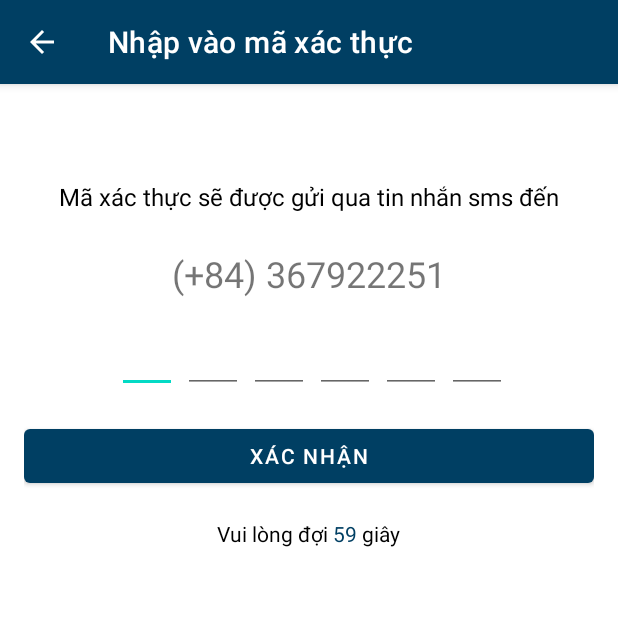
After one commit to rkhang7/stream-app-mobile, an Android app: the VerifyActivity screen opened directly, with no data from a screen before it, on a phone screen of 412 x 824 dp, the top half of it. The commit adds this screen. Run offline under Robolectric (Android 15) with nearby library versions, the phone set to English and light mode, and no system bars; Roboto replaces fonts that are not available here.

Commit message:
complete UI register with phone number

```diff
--- a/app/src/main/AndroidManifest.xml
+++ b/app/src/main/AndroidManifest.xml
@@ -10,9 +10,12 @@
         android:supportsRtl="true"
         android:theme="@style/Theme.Stream">
         <activity
+            android:name=".activity.VerifyActivity"
+            android:exported="true" />
+        <activity
             android:name=".activity.RegisterPhoneNumberActivity"
             android:exported="true"
-            android:parentActivityName=".activity.RegisterActivity"/>
+            android:parentActivityName=".activity.RegisterActivity" />
         <activity
             android:name=".activity.RegisterEmailActivity"
             android:exported="true" />
--- a/app/src/main/java/com/iuh/stream/activity/RegisterPhoneNumberActivity.java
+++ b/app/src/main/java/com/iuh/stream/activity/RegisterPhoneNumberActivity.java
@@ -3,25 +3,49 @@ package com.iuh.stream.activity;
 import androidx.appcompat.app.AppCompatActivity;
 import androidx.appcompat.widget.Toolbar;
 
+import android.content.Intent;
 import android.os.Bundle;
+import android.view.View;
+import android.widget.Button;
+import android.widget.EditText;
 
+import com.google.android.material.textfield.TextInputLayout;
 import com.iuh.stream.R;
 
 public class RegisterPhoneNumberActivity extends AppCompatActivity {
     // views
-    private Toolbar toolbar;
+    private Button nextBtn;
+    private EditText phoneNumberEt;
+    private TextInputLayout phoneNumberInput;
     @Override
     protected void onCreate(Bundle savedInstanceState) {
         super.onCreate(savedInstanceState);
         setContentView(R.layout.activity_register_phone_number);
 
         addControls();
+        addEvents();
+    }
+
+    private void addEvents() {
+        nextBtn.setOnClickListener(new View.OnClickListener() {
+            @Override
+            public void onClick(View view) {
+                // start verify activity
+                startActivity(new Intent(RegisterPhoneNumberActivity.this, VerifyActivity.class));
+            }
+        });
     }
 
     private void addControls() {
-        // init views
+
         getSupportActionBar().setTitle("Đăng kí bằng số điện thoại");
         getSupportActionBar().setDisplayShowHomeEnabled(true);
+
+        // init views
+        nextBtn = findViewById(R.id.register_phone_number_next_btn);
+        phoneNumberEt = findViewById(R.id.register_phone_number_et);
+        phoneNumberInput = findViewById(R.id.phone_number_input);
+
     }
 
 
--- /dev/null
+++ b/app/src/main/java/com/iuh/stream/activity/VerifyActivity.java
@@ -0,0 +1,192 @@
+package com.iuh.stream.activity;
+
+import androidx.appcompat.app.AppCompatActivity;
+
+import android.os.Bundle;
+import android.os.CountDownTimer;
+import android.text.Editable;
+import android.text.TextWatcher;
+import android.view.View;
+import android.widget.Button;
+import android.widget.EditText;
+import android.widget.LinearLayout;
+import android.widget.TextView;
+import android.widget.Toast;
+
+import com.iuh.stream.R;
+
+public class VerifyActivity extends AppCompatActivity {
+    // views
+    private EditText inputCode1, inputCode2, inputCode3, inputCode4, inputCode5, inputCode6;
+    private TextView countDownTv;
+    private LinearLayout countDownLayout;
+    private LinearLayout resendLayout;
+    private Button resendBtn;
+
+
+    // number of seconds count down
+    private int seconds = 0;
+    @Override
+    protected void onCreate(Bundle savedInstanceState) {
+        super.onCreate(savedInstanceState);
+        setContentView(R.layout.activity_verify);
+
+        addControls();
+        addEvents();
+    }
+
+    private void addEvents() {
+        resendBtn.setOnClickListener(new View.OnClickListener() {
+            @Override
+            public void onClick(View view) {
+                countDownLayout.setVisibility(View.VISIBLE);
+                resendLayout.setVisibility(View.GONE);
+                handleCountDownTimer();
+            }
+        });
+    }
+
+    private void addControls() {
+        // set title
+        getSupportActionBar().setTitle("Nhập vào mã xác thực");
+        getSupportActionBar().setDisplayHomeAsUpEnabled(true);
+
+
+        // init views
+        inputCode1 = findViewById(R.id.inputCode1);
+        inputCode2 = findViewById(R.id.inputCode2);
+        inputCode3 = findViewById(R.id.inputCode3);
+        inputCode4 = findViewById(R.id.inputCode4);
+        inputCode5 = findViewById(R.id.inputCode5);
+        inputCode6 = findViewById(R.id.inputCode6);
+        countDownTv = findViewById(R.id.count_down_tv);
+        countDownLayout = findViewById(R.id.count_down_layout);
+        resendLayout = findViewById(R.id.resend_layout);
+        resendBtn = findViewById(R.id.resend_btn);
+
+
+        setupOtpInput();
+
+        handleCountDownTimer();
+
+
+
+
+    }
+
+    private void handleCountDownTimer() {
+        seconds = 60;
+        new CountDownTimer(seconds * 1000,1000){
+            @Override
+            public void onTick(long l) {
+                countDownTv.setText(String.valueOf(l / 1000));
+            }
+
+            @Override
+            public void onFinish() {
+                countDownLayout.setVisibility(View.GONE);
+                resendLayout.setVisibility(View.VISIBLE);
+            }
+        }.start();
+    }
+
+    private void setupOtpInput() {
+        inputCode1.addTextChangedListener(new TextWatcher() {
+            @Override
+            public void beforeTextChanged(CharSequence charSequence, int i, int i1, int i2) {
+
+            }
+
+            @Override
+            public void onTextChanged(CharSequence charSequence, int i, int i1, int i2) {
+                if(!charSequence.toString().isEmpty()){
+                    inputCode2.requestFocus();
+                }
+            }
+
+            @Override
+            public void afterTextChanged(Editable editable) {
+
+            }
+        });
+        inputCode2.addTextChangedListener(new TextWatcher() {
+            @Override
+            public void beforeTextChanged(CharSequence charSequence, int i, int i1, int i2) {
+
+            }
+
+            @Override
+            public void onTextChanged(CharSequence charSequence, int i, int i1, int i2) {
+                if(!charSequence.toString().isEmpty()){
+                    inputCode3.requestFocus();
+                }
+            }
+
+            @Override
+            public void afterTextChanged(Editable editable) {
+
+            }
+        });
+        inputCode3.addTextChangedListener(new TextWatcher() {
+            @Override
+            public void beforeTextChanged(CharSequence charSequence, int i, int i1, int i2) {
+
+            }
+
+            @Override
+            public void onTextChanged(CharSequence charSequence, int i, int i1, int i2) {
+                if(!charSequence.toString().isEmpty()){
+                    inputCode4.requestFocus();
+                }
+            }
+
+            @Override
+            public void afterTextChanged(Editable editable) {
+
+            }
+        });
+        inputCode4.addTextChangedListener(new TextWatcher() {
+            @Override
+            public void beforeTextChanged(CharSequence charSequence, int i, int i1, int i2) {
+
+            }
+
+            @Override
+            public void onTextChanged(CharSequence charSequence, int i, int i1, int i2) {
+                if(!charSequence.toString().isEmpty()){
+                    inputCode5.requestFocus();
+                }
+            }
+
+            @Override
+            public void afterTextChanged(Editable editable) {
+
+            }
+        });
+        inputCode5.addTextChangedListener(new TextWatcher() {
+            @Override
+            public void beforeTextChanged(CharSequence charSequence, int i, int i1, int i2) {
+
+            }
+
+            @Override
+            public void onTextChanged(CharSequence charSequence, int i, int i1, int i2) {
+                if(!charSequence.toString().isEmpty()){
+                    inputCode6.requestFocus();
+                }
+            }
+
+            @Override
+            public void afterTextChanged(Editable editable) {
+
+            }
+        });
+    }
+
+    @Override
+    public boolean onSupportNavigateUp() {
+        onBackPressed(); // allow back previous activity
+        return super.onSupportNavigateUp();
+
+    }
+}
--- a/app/src/main/res/layout/activity_register.xml
+++ b/app/src/main/res/layout/activity_register.xml
@@ -33,7 +33,7 @@
             style="@style/Widget.MaterialComponents.TextInputLayout.OutlinedBox"
             android:layout_width="0dp"
             android:layout_height="wrap_content"
-            android:layout_weight="2"
+            android:layout_weight="3"
             app:endIconMode="clear_text"
             app:errorEnabled="true"
             android:layout_above="@id/password_input"
@@ -43,7 +43,7 @@
                 android:id="@+id/register_email_et"
                 android:layout_width="match_parent"
                 android:layout_height="wrap_content"
-                android:inputType="text"
+                android:inputType="text|textCapWords"
                 android:hint="Họ và tên đệm" />
         </com.google.android.material.textfield.TextInputLayout>
 
@@ -53,7 +53,7 @@
             style="@style/Widget.MaterialComponents.TextInputLayout.OutlinedBox"
             android:layout_width="0dp"
             android:layout_height="wrap_content"
-            android:layout_weight="1"
+            android:layout_weight="2"
             app:endIconMode="clear_text"
             app:errorEnabled="true"
             android:layout_above="@id/password_input">
@@ -62,7 +62,7 @@
                 android:id="@+id/register_last_name_et"
                 android:layout_width="match_parent"
                 android:layout_height="wrap_content"
-                android:inputType="text"
+                android:inputType="text|textCapWords"
                 android:hint="Tên" />
         </com.google.android.material.textfield.TextInputLayout>
 
--- a/app/src/main/res/layout/activity_register_phone_number.xml
+++ b/app/src/main/res/layout/activity_register_phone_number.xml
@@ -38,10 +38,11 @@
             app:counterEnabled="true">
 
             <com.google.android.material.textfield.TextInputEditText
-                android:id="@+id/register_email_or_phone_number_et"
+                android:id="@+id/register_phone_number_et"
                 android:layout_width="match_parent"
                 android:layout_height="wrap_content"
                 android:hint="Số điện thoại"
+                android:maxLength="10"
                 android:inputType="phone"/>
         </com.google.android.material.textfield.TextInputLayout>
 
--- /dev/null
+++ b/app/src/main/res/layout/activity_verify.xml
@@ -0,0 +1,184 @@
+<?xml version="1.0" encoding="utf-8"?>
+<LinearLayout xmlns:android="http://schemas.android.com/apk/res/android"
+    xmlns:app="http://schemas.android.com/apk/res-auto"
+    xmlns:tools="http://schemas.android.com/tools"
+    android:layout_width="match_parent"
+    android:layout_height="match_parent"
+    tools:context=".activity.VerifyActivity"
+    android:orientation="vertical"
+    android:padding="16dp"
+    android:gravity="center_horizontal">
+
+    <TextView
+        android:layout_marginTop="48dp"
+        android:layout_width="wrap_content"
+        android:layout_height="wrap_content"
+        android:text="Mã xác thực sẽ được gửi qua tin nhắn sms đến"
+        android:textColor="@color/black"
+        android:textSize="16sp"/>
+
+    <TextView
+        android:layout_marginTop="24dp"
+        android:layout_width="wrap_content"
+        android:layout_height="wrap_content"
+        android:text="(+84) 367922251"
+        android:textSize="24sp"/>
+
+    <LinearLayout
+        android:layout_marginTop="18dp"
+        android:layout_width="wrap_content"
+        android:layout_height="wrap_content"
+        android:orientation="horizontal">
+
+        <EditText
+            android:id="@+id/inputCode1"
+            android:layout_width="40dp"
+            android:layout_height="45dp"
+            android:layout_marginStart="4dp"
+            android:gravity="center"
+            android:imeOptions="actionNext"
+            android:importantForAutofill="no"
+            android:inputType="number"
+            android:maxLength="1"
+            android:textSize="24sp"
+            android:textStyle="bold"
+            tools:ignore="LabelFor"/>
+
+        <EditText
+            android:id="@+id/inputCode2"
+            android:layout_width="40dp"
+            android:layout_height="45dp"
+            android:layout_marginStart="4dp"
+            android:gravity="center"
+            android:imeOptions="actionNext"
+            android:importantForAutofill="no"
+            android:inputType="number"
+            android:maxLength="1"
+            android:textSize="24sp"
+            android:textStyle="bold"
+            tools:ignore="LabelFor"/>
+
+        <EditText
+            android:id="@+id/inputCode3"
+            android:layout_width="40dp"
+            android:layout_height="45dp"
+            android:layout_marginStart="4dp"
+            android:gravity="center"
+            android:imeOptions="actionNext"
+            android:importantForAutofill="no"
+            android:inputType="number"
+            android:maxLength="1"
+            android:textSize="24sp"
+            android:textStyle="bold"
+            tools:ignore="LabelFor"/>
+
+        <EditText
+            android:id="@+id/inputCode4"
+            android:layout_width="40dp"
+            android:layout_height="45dp"
+            android:layout_marginStart="4dp"
+            android:gravity="center"
+            android:imeOptions="actionNext"
+            android:importantForAutofill="no"
+            android:inputType="number"
+            android:maxLength="1"
+            android:textSize="24sp"
+            android:textStyle="bold"
+            tools:ignore="LabelFor"/>
+
+        <EditText
+            android:id="@+id/inputCode5"
+            android:layout_width="40dp"
+            android:layout_height="45dp"
+            android:layout_marginStart="4dp"
+            android:gravity="center"
+            android:imeOptions="actionNext"
+            android:importantForAutofill="no"
+            android:inputType="number"
+            android:maxLength="1"
+            android:textSize="24sp"
+            android:textStyle="bold"
+            tools:ignore="LabelFor"/>
+
+        <EditText
+            android:id="@+id/inputCode6"
+            android:layout_width="40dp"
+            android:layout_height="45dp"
+            android:layout_marginStart="4dp"
+            android:gravity="center"
+            android:imeOptions="actionDone"
+            android:importantForAutofill="no"
+            android:inputType="number"
+            android:maxLength="1"
+            android:textSize="24sp"
+            android:textStyle="bold"
+            tools:ignore="LabelFor"/>
+
+    </LinearLayout>
+
+    <Button
+        android:layout_marginTop="18dp"
+        android:layout_width="match_parent"
+        android:layout_height="wrap_content"
+        android:text="Xác nhận"/>
+
+    <LinearLayout
+        android:id="@+id/count_down_layout"
+        android:layout_marginTop="18dp"
+        android:layout_width="wrap_content"
+        android:layout_height="wrap_content"
+        android:orientation="horizontal"
+        android:visibility="visible">
+
+        <TextView
+            android:layout_width="wrap_content"
+            android:layout_height="wrap_content"
+            android:text="Vui lòng đợi "
+            android:textColor="@color/black"/>
+
+        <TextView
+            android:id="@+id/count_down_tv"
+            android:layout_width="wrap_content"
+            android:layout_height="wrap_content"
+            android:text="60"
+            android:textColor="@color/main"/>
+
+        <TextView
+            android:layout_width="wrap_content"
+            android:layout_height="wrap_content"
+            android:text=" giây"
+            android:textColor="@color/black"/>
+
+
+
+
+
+    </LinearLayout>
+
+    <LinearLayout
+        android:id="@+id/resend_layout"
+        android:layout_width="wrap_content"
+        android:layout_height="wrap_content"
+        android:orientation="horizontal"
+        android:visibility="gone">
+
+
+        <TextView
+            android:layout_width="wrap_content"
+            android:layout_height="wrap_content"
+            android:text="Bạn không nhận được tin nhắn?"
+            android:textColor="@color/black"/>
+
+        <Button
+            android:id="@+id/resend_btn"
+            android:layout_width="wrap_content"
+            android:layout_height="wrap_content"
+            android:textAllCaps="false"
+            android:text="Gửi lại"
+            style="@style/Widget.MaterialComponents.Button.TextButton"/>
+    </LinearLayout>
+
+
+
+
+</LinearLayout>
```
